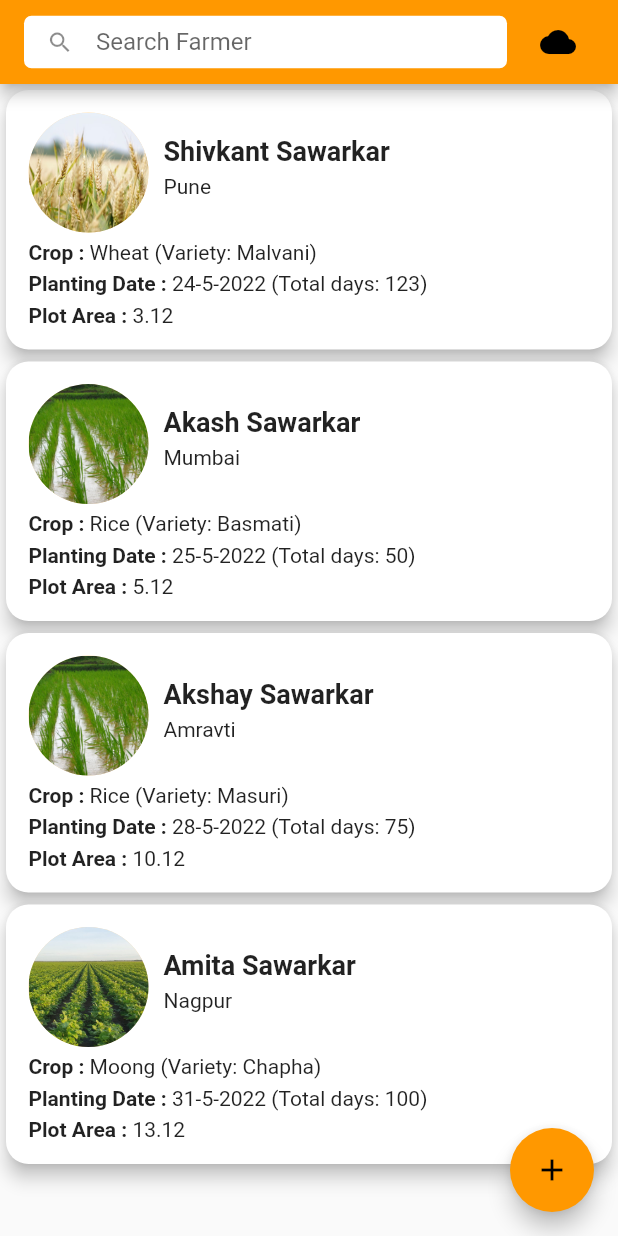
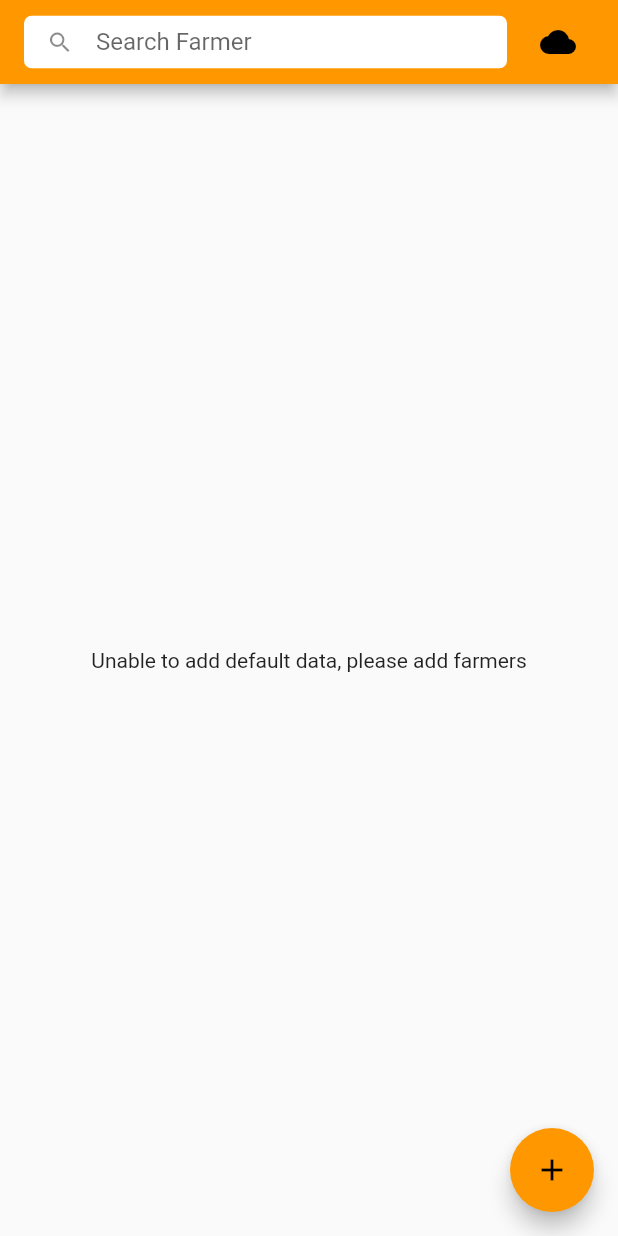
Before and after one commit to Shivkant23/Krushi-App, a Flutter app: the screen it shows after launch, on a phone screen of 412 x 824 dp. Run offline on Flutter 3.47's test engine with Material 2 defaults, Android fonts, the phone set to English and light mode, and no system bars; our stand-ins replace sqflite; accounts and stored records are empty.

Commit message:
left file

```diff
--- a/lib/ui/home_screen.dart
+++ b/lib/ui/home_screen.dart
@@ -79,14 +79,14 @@ class _HomeScreenState extends State<HomeScreen> {
         ),
         body: Consumer(
           builder: (context, FarmerDataViewModel farmers, child) {
-            return ListView.builder(
+            return farmers.getListOfFarmers.isEmpty ? ListView.builder(
               itemCount: farmers.getListOfFarmers.length,
               keyboardDismissBehavior: ScrollViewKeyboardDismissBehavior.onDrag,
               itemBuilder: (context, index){
                 FarmerData farmer = farmers.getListOfFarmers[index];
                 return FarmerCard(farmer: farmer);
               }
-            );
+            ):const Center(child: Text('Unable to add default data, please add farmers'),);
           }
         ),
         floatingActionButton: FloatingActionButton(
```
